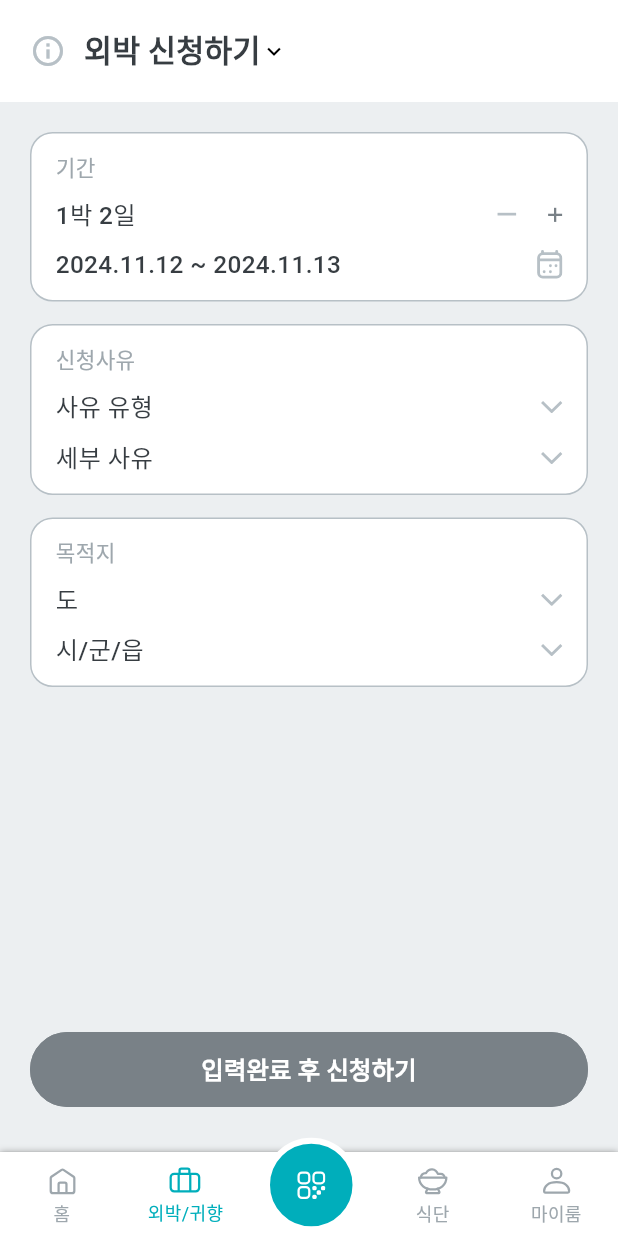
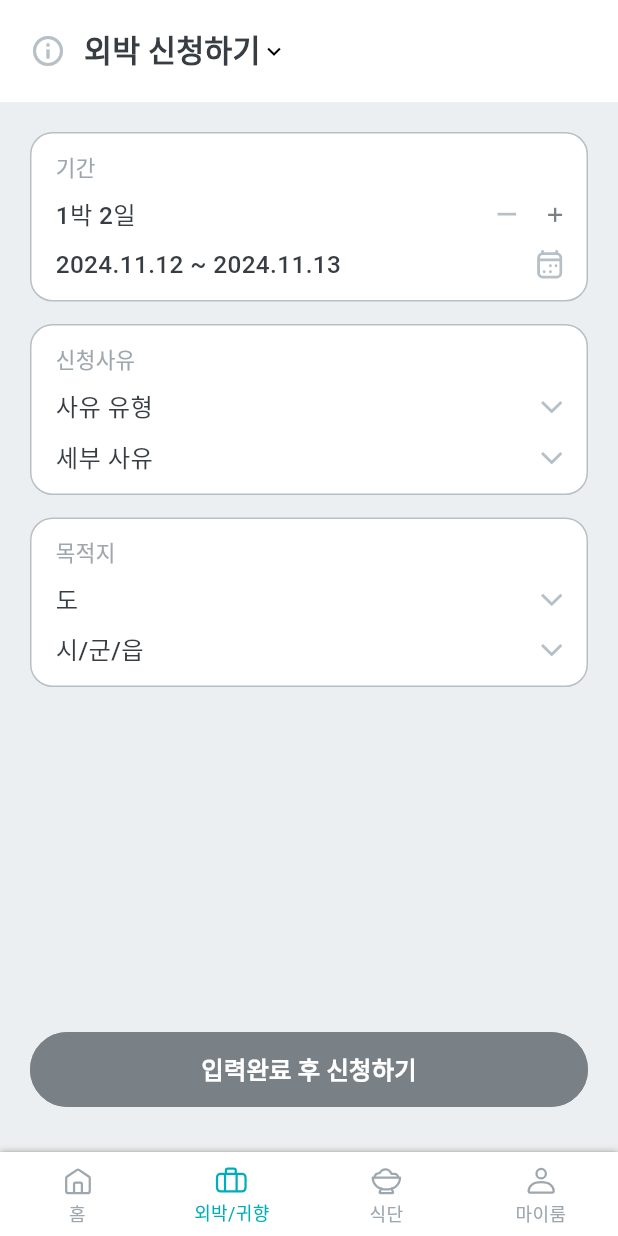
Before and after one commit to manleKim/WithU, a Flutter app: the RootTab widget shown alone on an empty page, opened directly, item 2 of the bottom bar chosen, on a phone screen of 412 x 824 dp. Run offline on Flutter 3.47's test engine with Material 3 defaults, Android fonts, the phone set to English and light mode, and no system bars; our stand-ins replace cloud_firestore, dio, firebase_core, flutter_dotenv, flutter_native_splash, flutter_riverpod and 6 more; accounts and stored records are empty; network calls fail; Roboto replaces fonts that are missing (Pretendard).

Commit message:
[MODIFY] QR 기능 폐지

```diff
--- a/lib/common/util/data.dart
+++ b/lib/common/util/data.dart
@@ -1,6 +1,12 @@
 String getDormitoryFormatted(String dormitoryNumber) {
   // 12-3456 -> 123456
   return '${dormitoryNumber.substring(0, 2)}${dormitoryNumber.substring(3)}';
+}
+
+String getPasswordFormatted(String password) {
+  // 000101 -> 20000101, 990101 -> 19990101
+  String prefix = int.parse(password.substring(0, 2)) >= 50 ? '19' : '20';
+  return prefix + password;
 }
 
 String getDateStringFormatted(DateTime date) {
--- a/lib/common/view/root_tab.dart
+++ b/lib/common/view/root_tab.dart
@@ -24,7 +24,7 @@ class _RootTabState extends State<RootTab> with SingleTickerProviderStateMixin {
   @override
   void initState() {
     super.initState();
-    controller = TabController(length: 5, vsync: this);
+    controller = TabController(length: 4, vsync: this);
     controller.addListener(tabListener);
   }
 
@@ -67,11 +67,11 @@ class _RootTabState extends State<RootTab> with SingleTickerProviderStateMixin {
               type: BottomNavigationBarType.fixed,
               selectedFontSize: 12,
               onTap: (int index) {
-                if (index == 2) {
-                  _showCustomDialog(context);
-                } else {
-                  controller.animateTo(index);
-                }
+                // if (index == 2) {
+                //   _showCustomDialog(context);
+                // } else {
+                controller.animateTo(index);
+                // }
               },
               currentIndex: index,
               items: [
@@ -93,20 +93,20 @@ class _RootTabState extends State<RootTab> with SingleTickerProviderStateMixin {
                       ),
                     ),
                     label: "외박/귀향"),
-                BottomNavigationBarItem(
-                    icon: SvgPicture.asset(
-                      'assets/svg/tab/tab_QR.svg',
-                      colorFilter: const ColorFilter.mode(
-                        backgroundColor,
-                        BlendMode.srcIn,
-                      ),
-                    ),
-                    label: ""),
+                // BottomNavigationBarItem(
+                //     icon: SvgPicture.asset(
+                //       'assets/svg/tab/tab_QR.svg',
+                //       colorFilter: const ColorFilter.mode(
+                //         backgroundColor,
+                //         BlendMode.srcIn,
+                //       ),
+                //     ),
+                //     label: ""),
                 BottomNavigationBarItem(
                     icon: SvgPicture.asset(
                       'assets/svg/tab/tab_menu.svg',
                       colorFilter: ColorFilter.mode(
-                        index == 3 ? mainColor : greyNavigationColor,
+                        index == 2 ? mainColor : greyNavigationColor,
                         BlendMode.srcIn,
                       ),
                     ),
@@ -115,37 +115,37 @@ class _RootTabState extends State<RootTab> with SingleTickerProviderStateMixin {
                     icon: SvgPicture.asset(
                       'assets/svg/tab/tab_myroom.svg',
                       colorFilter: ColorFilter.mode(
-                        index == 4 ? mainColor : greyNavigationColor,
+                        index == 3 ? mainColor : greyNavigationColor,
                         BlendMode.srcIn,
                       ),
                     ),
                     label: "마이룸"),
               ],
             ),
-            Positioned(
-              left: MediaQuery.of(context).size.width / 2 - 30,
-              top: -10,
-              child: GestureDetector(
-                onTap: () {
-                  _showCustomDialog(context);
-                },
-                child: Container(
-                  padding: const EdgeInsets.all(18),
-                  decoration: BoxDecoration(
-                    color: mainColor,
-                    shape: BoxShape.circle,
-                    border: Border.all(color: backgroundColor, width: 4),
-                  ),
-                  child: SvgPicture.asset(
-                    'assets/svg/tab/tab_QR.svg',
-                    colorFilter: const ColorFilter.mode(
-                      backgroundColor,
-                      BlendMode.srcIn,
-                    ),
-                  ),
-                ),
-              ),
-            ),
+            // Positioned(
+            //   left: MediaQuery.of(context).size.width / 2 - 30,
+            //   top: -10,
+            //   child: GestureDetector(
+            //     onTap: () {
+            //       _showCustomDialog(context);
+            //     },
+            //     child: Container(
+            //       padding: const EdgeInsets.all(18),
+            //       decoration: BoxDecoration(
+            //         color: mainColor,
+            //         shape: BoxShape.circle,
+            //         border: Border.all(color: backgroundColor, width: 4),
+            //       ),
+            //       child: SvgPicture.asset(
+            //         'assets/svg/tab/tab_QR.svg',
+            //         colorFilter: const ColorFilter.mode(
+            //           backgroundColor,
+            //           BlendMode.srcIn,
+            //         ),
+            //       ),
+            //     ),
+            //   ),
+            // ),
           ],
         ),
       ),
@@ -155,7 +155,7 @@ class _RootTabState extends State<RootTab> with SingleTickerProviderStateMixin {
         children: const [
           HomeScreen(),
           OverNightScreen(),
-          Center(child: Text('QR')),
+          // Center(child: Text('QR')),
           MealScreen(),
           UserMeScreen(),
         ],
--- a/pubspec.yaml
+++ b/pubspec.yaml
@@ -16,7 +16,7 @@ publish_to: 'none' # Remove this line if you wish to publish to pub.dev
 # https://developer.apple.com/library/archive/documentation/General/Reference/InfoPlistKeyReference/Articles/CoreFoundationKeys.html
 # In Windows, build-name is used as the major, minor, and patch parts
 # of the product and file versions while build-number is used as the build suffix.
-version: 1.0.0+2
+version: 1.1.0+12
 
 environment:
   sdk: '>=3.3.4 <4.0.0'
```
Also changed, not shown: lib/user/view/login_screen.dart (+47 -14 lines), lib/user/xmls/xmls.dart (+21 -0 lines), 2 other files.
